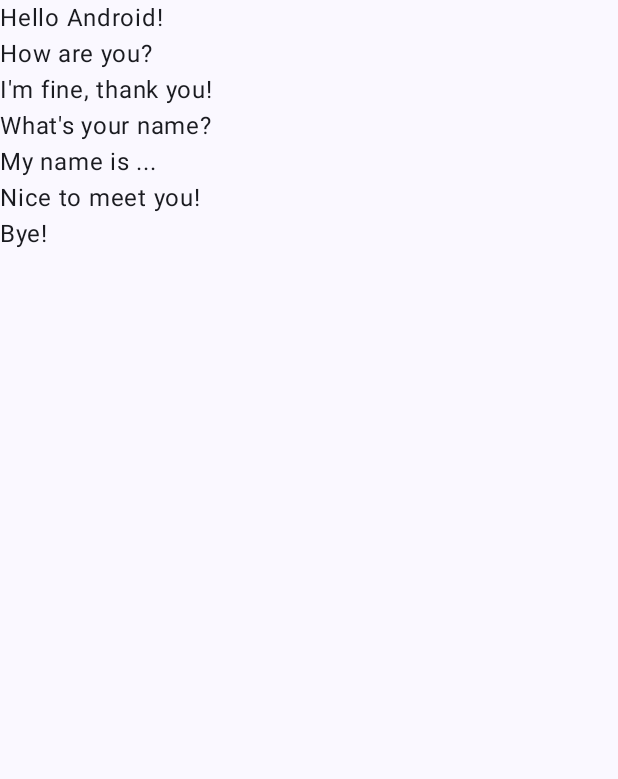
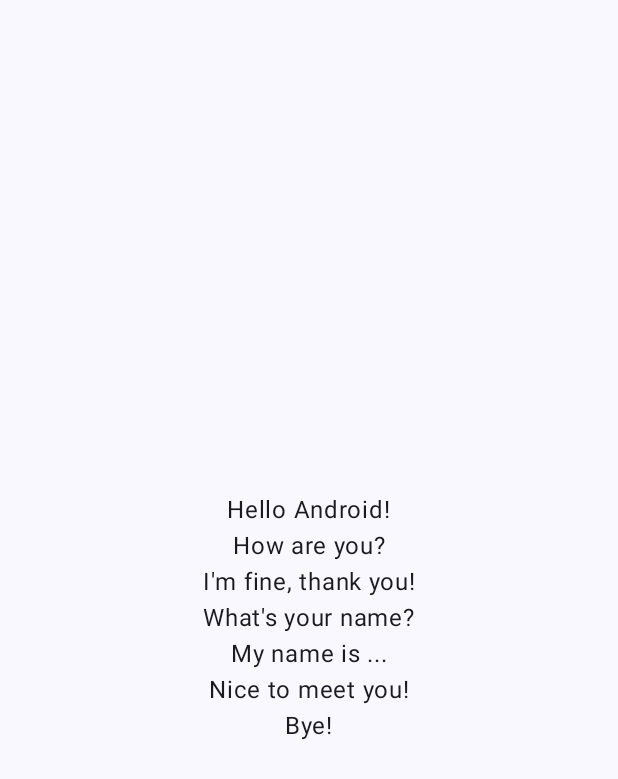
Before and after one commit to LingGrani/QuestBasicComposable_137, an Android app built with Jetpack Compose: the screen it shows after launch (MainActivity), on a phone screen of 412 x 824 dp. Shown: the top 779 px of the screen. Run offline under Robolectric (Android 15) with nearby library versions, the phone set to English and light mode, and no system bars.

Commit message:
Adjust Layout to Center

```diff
--- a/app/src/main/java/com/example/questbasiccomposable_137/MainActivity.kt
+++ b/app/src/main/java/com/example/questbasiccomposable_137/MainActivity.kt
@@ -4,12 +4,14 @@ import android.os.Bundle
 import androidx.activity.ComponentActivity
 import androidx.activity.compose.setContent
 import androidx.activity.enableEdgeToEdge
+import androidx.compose.foundation.layout.Arrangement
 import androidx.compose.foundation.layout.Column
 import androidx.compose.foundation.layout.fillMaxSize
 import androidx.compose.foundation.layout.padding
 import androidx.compose.material3.Scaffold
 import androidx.compose.material3.Text
 import androidx.compose.runtime.Composable
+import androidx.compose.ui.Alignment
 import androidx.compose.ui.Modifier
 import androidx.compose.ui.tooling.preview.Preview
 import com.example.questbasiccomposable_137.ui.theme.QuestBasicComposable_137Theme
@@ -33,7 +35,11 @@ class MainActivity : ComponentActivity() {
 
 @Composable
 fun BasicLayout(name: String, modifier: Modifier = Modifier) {
-    Column {
+    Column (
+        horizontalAlignment = Alignment.CenterHorizontally,
+        verticalArrangement = Arrangement.Center,
+        modifier = modifier.fillMaxSize()
+    ){
         Text(
             text = "Hello $name!",
             modifier = modifier
```
